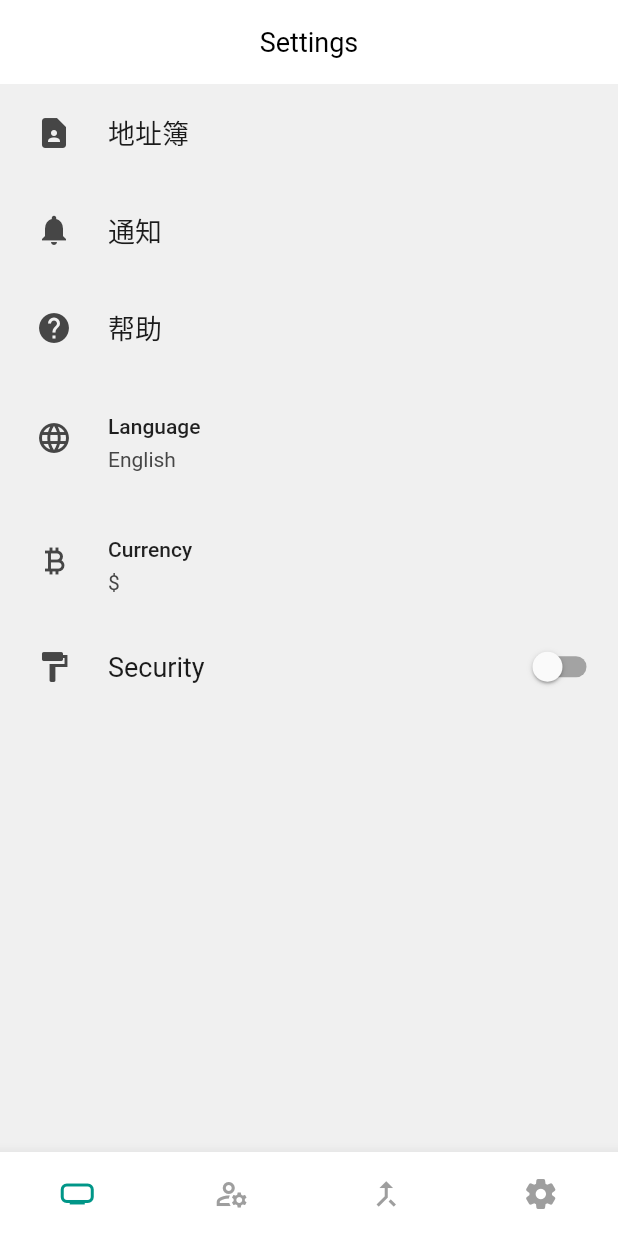
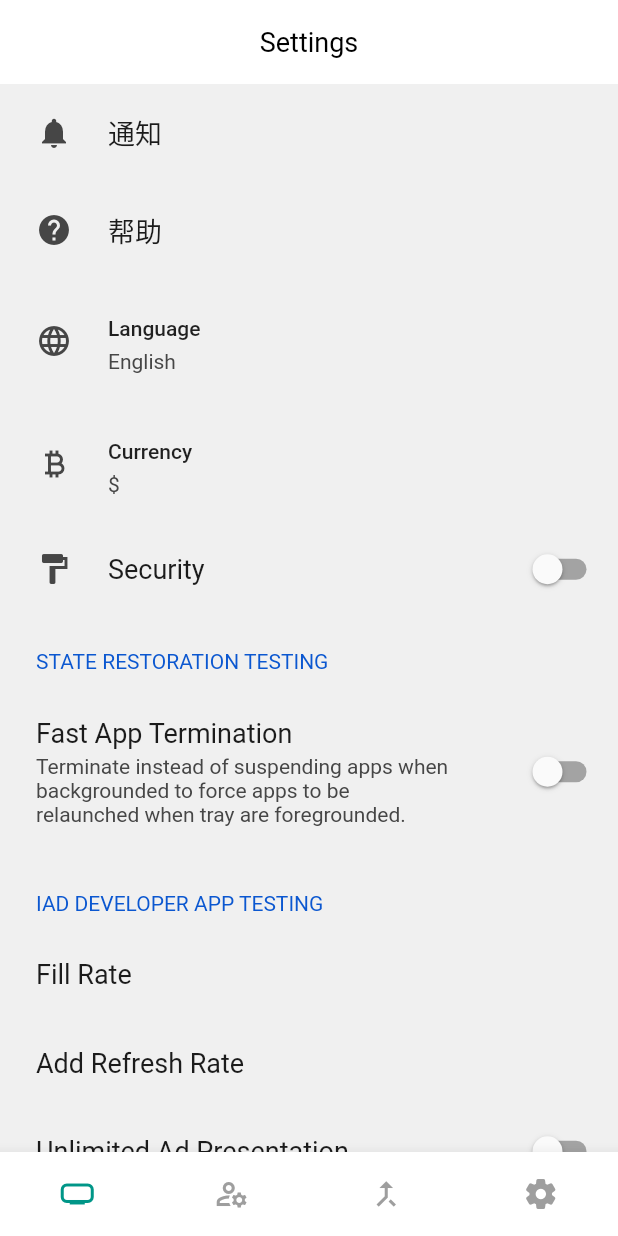
Before and after one commit to toanalien/toolhub, a Flutter app: the screen it shows after launch, swiped to page 4, on a phone screen of 412 x 824 dp. Run offline on Flutter 3.47's test engine with Material 2 defaults, Android fonts, the phone set to English and light mode, and no system bars; drawn by our look-alikes of animated_bottom_navigation_bar, settings_ui; our stand-ins replace dio, get, hive_flutter, introduction_screen, local_auth, shared_preferences; missing offline and left inert: flutter_inappwebview, local_session_timeout; accounts and stored records are empty.

Commit message:
feat: add settings

```diff
--- a/lib/routes/settings.dart
+++ b/lib/routes/settings.dart
@@ -93,11 +93,6 @@ class _SettingPageState extends State<SettingPage> {
           SettingsSection(
             tiles: <SettingsTile>[
               SettingsTile.navigation(
-                leading: Icon(Icons.contact_page),
-                title: Text('地址簿'),
-                // value: Text('English'),
-              ),
-              SettingsTile.navigation(
                 leading: Icon(Icons.notifications),
                 title: Text('通知'),
                 onPressed: (context) {
@@ -168,6 +163,7 @@ class _SettingPageState extends State<SettingPage> {
               ),
             ],
           ),
+          ...MoreSetting
         ],
       ),
     );
@@ -213,3 +209,39 @@ class _SettingPageState extends State<SettingPage> {
     );
   }
 }
+
+var MoreSetting = [
+  SettingsSection(
+    title: Text('STATE RESTORATION TESTING'),
+    tiles: [
+      SettingsTile.switchTile(
+        onToggle: (_) {},
+        initialValue: false,
+        title: Text(
+          'Fast App Termination',
+        ),
+        description: Text(
+          'Terminate instead of suspending apps when backgrounded to '
+          'force apps to be relaunched when tray '
+          'are foregrounded.',
+        ),
+      ),
+    ],
+  ),
+  SettingsSection(
+    title: Text('IAD DEVELOPER APP TESTING'),
+    tiles: [
+      SettingsTile.navigation(
+        title: Text('Fill Rate'),
+      ),
+      SettingsTile.navigation(
+        title: Text('Add Refresh Rate'),
+      ),
+      SettingsTile.switchTile(
+        onToggle: (_) {},
+        initialValue: false,
+        title: Text('Unlimited Ad Presentation'),
+      ),
+    ],
+  ),
+];
```
